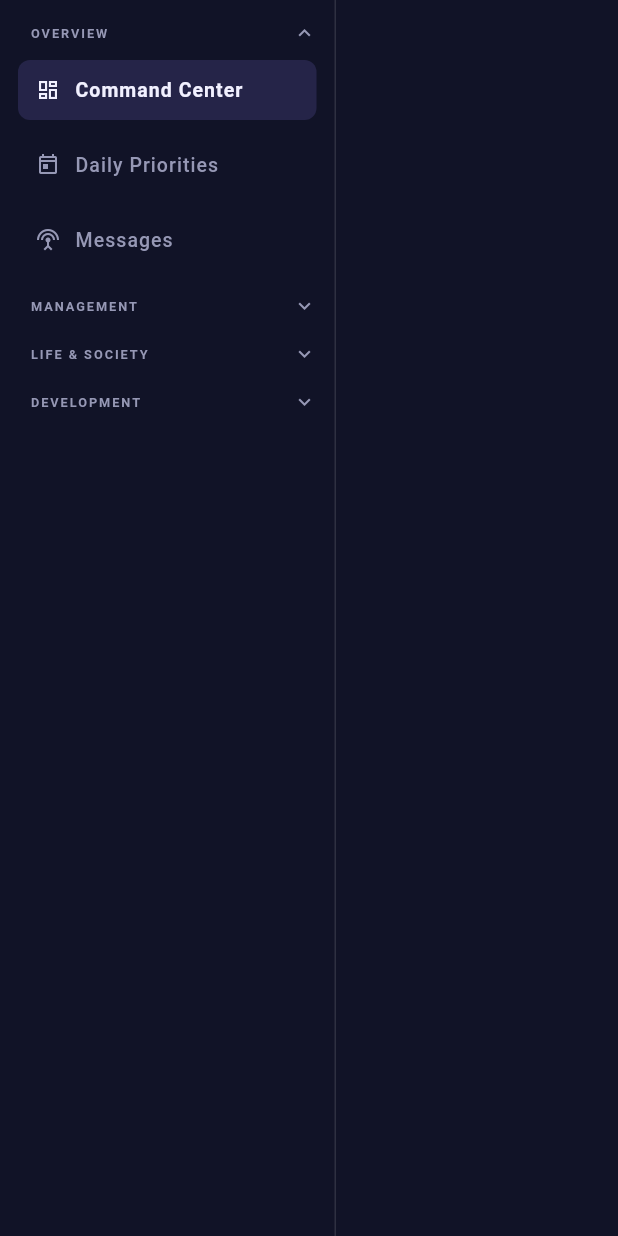
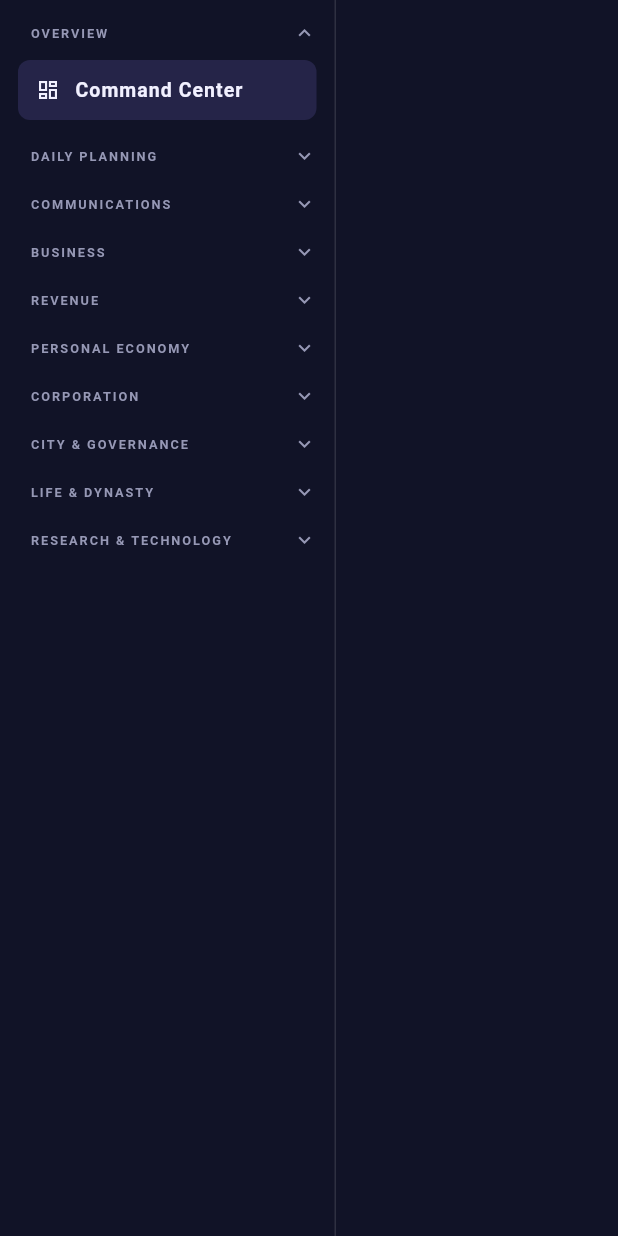
Before and after one commit to nohainc/earth, a Flutter app: the Sidebar widget shown alone on an empty page, opened directly with empty values, on a phone screen of 412 x 824 dp. Run offline on Flutter 3.47's test engine with Material 3 defaults, Android fonts, the phone set to English and light mode, and no system bars; missing offline and left inert: dart:html, nanomarkup; network calls fail; project files that could hold a hidden picture were left out.

Commit message:
Scale navigation into game categories

```diff
--- a/flutter_client/lib/features/command_center/sidebar.dart
+++ b/flutter_client/lib/features/command_center/sidebar.dart
@@ -46,52 +46,46 @@ class _SidebarState extends State<Sidebar> {
   }
 
   int _groupForSection(String section) {
-    if (['command', 'briefing', 'messages'].contains(section)) return 0;
-    if (['business', 'contracts', 'finance', 'market'].contains(section)) return 1;
-    if (['corporation', 'city', 'civic', 'life', 'dynasty'].contains(section)) return 2;
-    return 3;
+    const groups = [
+      ['command'],
+      ['briefing'],
+      ['messages'],
+      ['business'],
+      ['contracts'],
+      ['finance', 'market'],
+      ['corporation'],
+      ['city', 'civic'],
+      ['life', 'dynasty'],
+      ['technology'],
+    ];
+    for (var index = 0; index < groups.length; index++) {
+      if (groups[index].contains(section)) return index;
+    }
+    return 0;
   }
 
   @override
   Widget build(BuildContext context) {
     final groups = [
-      (
-        'OVERVIEW',
-        [
-          ('command', 'Command Center', Icons.dashboard_outlined),
-          ('briefing', 'Daily Priorities', Icons.today_outlined),
-          ('messages', 'Messages', Icons.settings_input_antenna),
-        ]
-      ),
-      (
-        'MANAGEMENT',
-        [
-          ('business', 'Businesses & Operations', Icons.storefront_outlined),
-          ('contracts', 'Contracts & Revenue', Icons.handshake_outlined),
-          (
-            'finance',
-            'Personal Finance',
-            Icons.account_balance_wallet_outlined
-          ),
-          ('market', 'Trade & Supplies', Icons.swap_horiz),
-        ]
-      ),
-      (
-        'LIFE & SOCIETY',
-        [
-          ('corporation', 'Corporation', Icons.account_balance_outlined),
-          ('city', 'City & Services', Icons.location_city_outlined),
-          ('civic', 'Laws & Governance', Icons.account_balance_outlined),
-          ('life', 'Life & Legacy', Icons.hourglass_empty_outlined),
-          ('dynasty', 'Family & Dynasty', Icons.account_tree_outlined),
-        ]
-      ),
-      (
-        'DEVELOPMENT',
-        [
-          ('technology', 'Research & Technology', Icons.biotech_outlined),
-        ]
-      ),
+      ('OVERVIEW', [('command', 'Command Center', Icons.dashboard_outlined)]),
+      ('DAILY PLANNING', [('briefing', 'Daily Priorities', Icons.today_outlined)]),
+      ('COMMUNICATIONS', [('messages', 'Messages', Icons.settings_input_antenna)]),
+      ('BUSINESS', [('business', 'Businesses & Operations', Icons.storefront_outlined)]),
+      ('REVENUE', [('contracts', 'Contracts & Revenue', Icons.handshake_outlined)]),
+      ('PERSONAL ECONOMY', [
+        ('finance', 'Personal Finance', Icons.account_balance_wallet_outlined),
+        ('market', 'Trade & Supplies', Icons.swap_horiz),
+      ]),
+      ('CORPORATION', [('corporation', 'Corporation', Icons.account_balance_outlined)]),
+      ('CITY & GOVERNANCE', [
+        ('city', 'City & Services', Icons.location_city_outlined),
+        ('civic', 'Laws & Governance', Icons.account_balance_outlined),
+      ]),
+      ('LIFE & DYNASTY', [
+        ('life', 'Life & Legacy', Icons.hourglass_empty_outlined),
+        ('dynasty', 'Family & Dynasty', Icons.account_tree_outlined),
+      ]),
+      ('RESEARCH & TECHNOLOGY', [('technology', 'Research & Technology', Icons.biotech_outlined)]),
     ];
 
     return Container(
--- a/flutter_client/lib/features/operations/technology_panel.dart
+++ b/flutter_client/lib/features/operations/technology_panel.dart
@@ -171,7 +171,7 @@ class TechnologyPanel extends StatelessWidget {
       helpAfterTitle: true,
       titleColor: mutedColor,
       infoDescription:
-          '• Choose and fund a capability that improves your businesses, city, or personal life.\n\n• Before funding, compare the practical benefit: efficiency, durability, safety, or lower cost.\n\n• Once complete, decide where to adopt it and whether to keep it private, patent it, license it, or share it publicly. Physical machines and production decisions belong in Businesses & Operations.',
+          '• Research is a city capability: you must be affiliated with a city before starting or funding an upgrade. Independent characters can use their existing starter capability, but cannot expand the technology tree until they join a city.\n\n• Choose and fund a capability that improves your businesses, city, or personal life. Compare the practical benefit: efficiency, durability, safety, or lower cost.\n\n• Once complete, decide where to adopt it and whether to keep it private, patent it, license it, or share it publicly. Physical machines and production decisions belong in Businesses & Operations.',
       child: Column(
         crossAxisAlignment: CrossAxisAlignment.start,
         children: [
```
Also changed, not shown: 3 other files.
